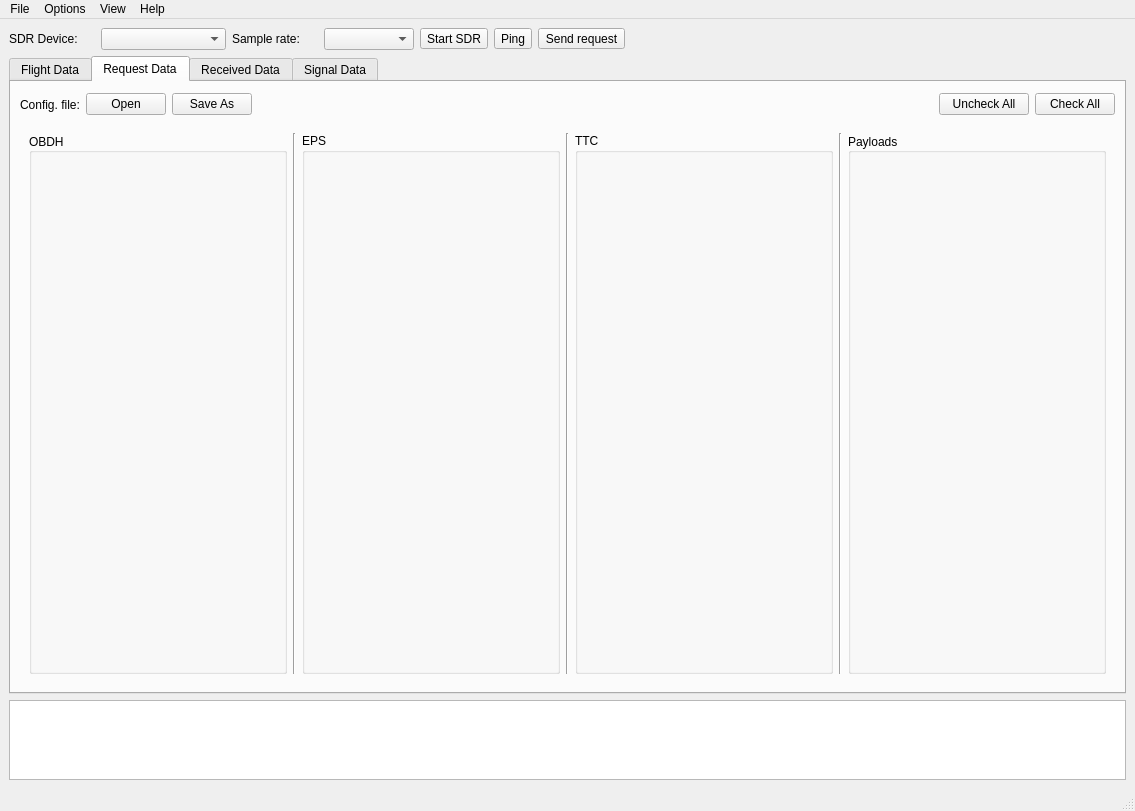
This is gui/qt/mainwindow.ui in floripasat/grs as Qt 5 draws it before an edit. The edited form follows.
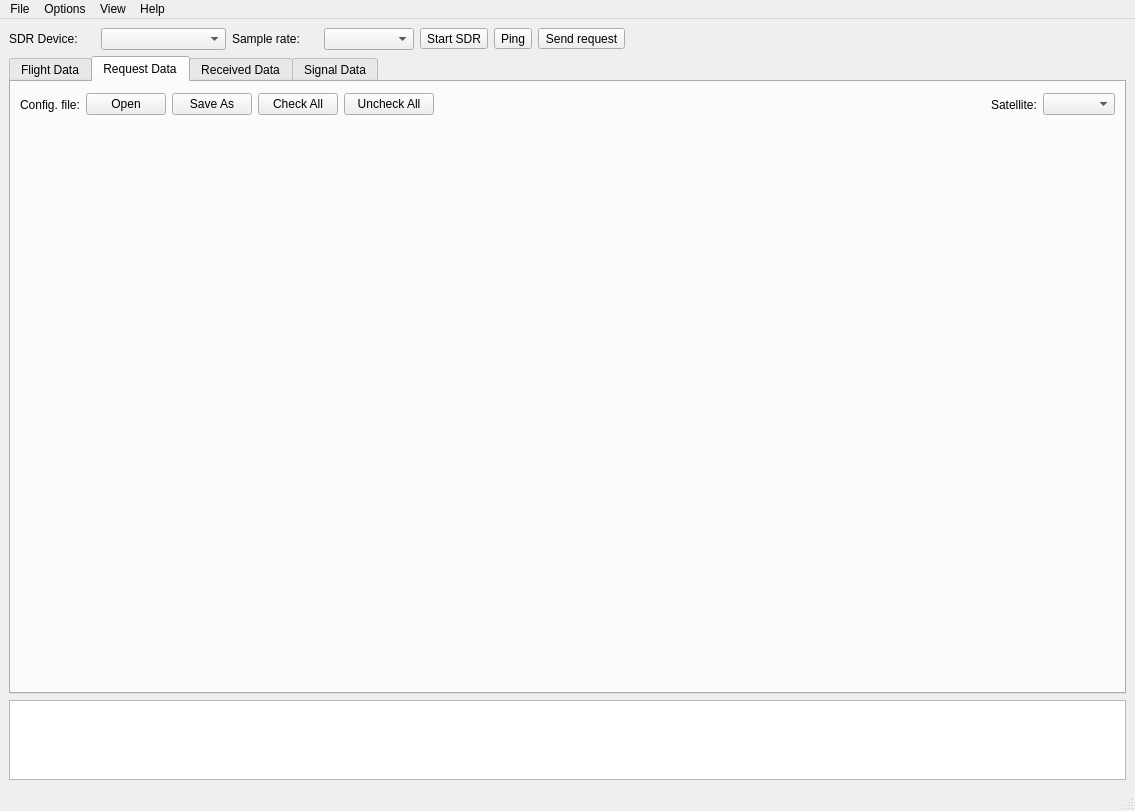
This is the edited form. The open tabs and pages were chosen to show the change.

Commit message:
Making the satellite data structure better
- Adding comboBox at both request and receive tabs for selecting satelitte data type and making it changes

Diff of the .ui file:
```diff
--- a/gui/qt/mainwindow.ui
+++ b/gui/qt/mainwindow.ui
@@ -335,9 +335,15 @@
             </widget>
            </item>
            <item>
-            <widget class="QLabel" name="space3">
+            <widget class="QPushButton" name="Bcheckall">
+             <property name="maximumSize">
+              <size>
+               <width>80</width>
+               <height>16777215</height>
+              </size>
+             </property>
              <property name="text">
-              <string/>
+              <string>Check All</string>
              </property>
             </widget>
            </item>
@@ -355,15 +361,32 @@
             </widget>
            </item>
            <item>
-            <widget class="QPushButton" name="Bcheckall">
-             <property name="maximumSize">
-              <size>
-               <width>80</width>
-               <height>16777215</height>
-              </size>
+            <widget class="QLabel" name="space3">
+             <property name="text">
+              <string/>
              </property>
+            </widget>
+           </item>
+           <item>
+            <widget class="QLabel" name="Lreqsattype">
+             <property name="sizePolicy">
+              <sizepolicy hsizetype="Maximum" vsizetype="Preferred">
+               <horstretch>0</horstretch>
+               <verstretch>0</verstretch>
+              </sizepolicy>
+             </property>
              <property name="text">
-              <string>Check All</string>
+              <string>Satellite:</string>
+             </property>
+            </widget>
+           </item>
+           <item>
+            <widget class="QComboBox" name="CBreqtype">
+             <property name="sizePolicy">
+              <sizepolicy hsizetype="Maximum" vsizetype="Fixed">
+               <horstretch>0</horstretch>
+               <verstretch>0</verstretch>
+              </sizepolicy>
              </property>
             </widget>
            </item>
@@ -371,118 +394,7 @@
          </widget>
         </item>
         <item>
-         <widget class="QWidget" name="Wrequestdata" native="true">
-          <layout class="QHBoxLayout" name="horizontalLayout_3">
-           <item>
-            <widget class="QGroupBox" name="GBreqobdh">
-             <property name="autoFillBackground">
-              <bool>false</bool>
-             </property>
-             <property name="title">
-              <string>OBDH</string>
-             </property>
-             <property name="alignment">
-              <set>Qt::AlignLeading|Qt::AlignLeft|Qt::AlignVCenter</set>
-             </property>
-             <property name="flat">
-              <bool>false</bool>
-             </property>
-             <property name="checkable">
-              <bool>false</bool>
-             </property>
-             <property name="checked">
-              <bool>false</bool>
-             </property>
-             <layout class="QVBoxLayout" name="verticalLayout_4">
-              <property name="spacing">
-               <number>6</number>
-              </property>
-              <property name="margin">
-               <number>9</number>
-              </property>
-             </layout>
-            </widget>
-           </item>
-           <item>
-            <widget class="Line" name="VL1">
-             <property name="orientation">
-              <enum>Qt::Vertical</enum>
-             </property>
-            </widget>
-           </item>
-           <item>
-            <widget class="QGroupBox" name="GBreqeps">
-             <property name="title">
-              <string>EPS</string>
-             </property>
-             <layout class="QVBoxLayout" name="verticalLayout_5">
-              <property name="spacing">
-               <number>6</number>
-              </property>
-              <property name="margin">
-               <number>9</number>
-              </property>
-             </layout>
-            </widget>
-           </item>
-           <item>
-            <widget class="Line" name="VL2">
-             <property name="orientation">
-              <enum>Qt::Vertical</enum>
-             </property>
-            </widget>
-           </item>
-           <item>
-            <widget class="QGroupBox" name="GBreqttc">
-             <property name="title">
-              <string>TTC</string>
-             </property>
-             <layout class="QVBoxLayout" name="verticalLayout_6">
-              <property name="spacing">
-               <number>6</number>
-              </property>
-              <property name="margin">
-               <number>9</number>
-              </property>
-             </layout>
-            </widget>
-           </item>
-           <item>
-            <widget class="Line" name="VL3">
-             <property name="orientation">
-              <enum>Qt::Vertical</enum>
-             </property>
-            </widget>
-           </item>
-           <item>
-            <widget class="QGroupBox" name="GBreqpayloads">
-             <property name="baseSize">
-              <size>
-               <width>0</width>
-               <height>0</height>
-              </size>
-             </property>
-             <property name="layoutDirection">
-              <enum>Qt::LeftToRight</enum>
-             </property>
-             <property name="title">
-              <string>Payloads</string>
-             </property>
-             <property name="alignment">
-              <set>Qt::AlignLeading|Qt::AlignLeft|Qt::AlignVCenter</set>
-             </property>
-             <layout class="QVBoxLayout" name="verticalLayout_7">
-              <property name="spacing">
-               <number>6</number>
-              </property>
-              <property name="margin">
-               <number>9</number>
-              </property>
-             </layout>
-            </widget>
-           </item>
-          </layout>
-         </widget>
+         <widget class="QWidget" name="Wrequestdata" native="true"/>
         </item>
        </layout>
       </widget>
```
Left out of the diff: 83 changed lines with no effect on the pictures. The commit also changes 6 other files.
